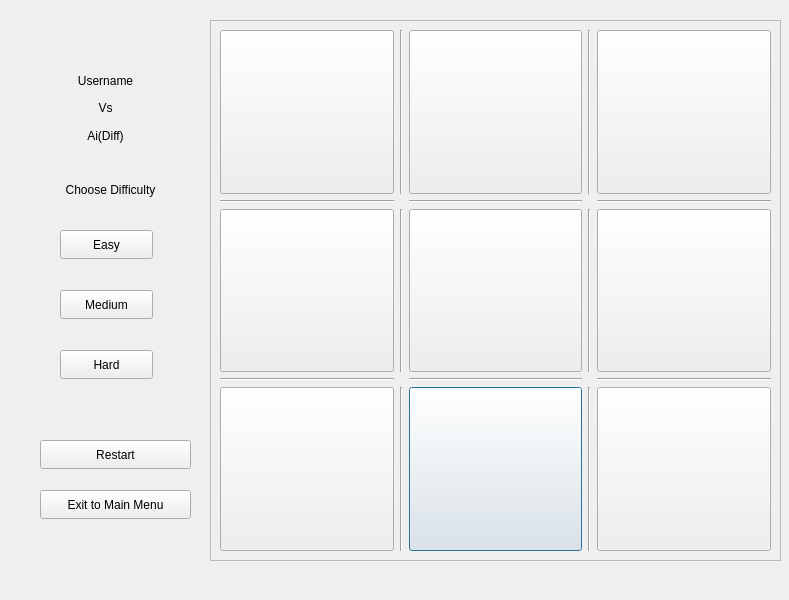
mo2menwael/Advanced-Tic-Tac-Toe, file pvai.ui: the form before one commit.
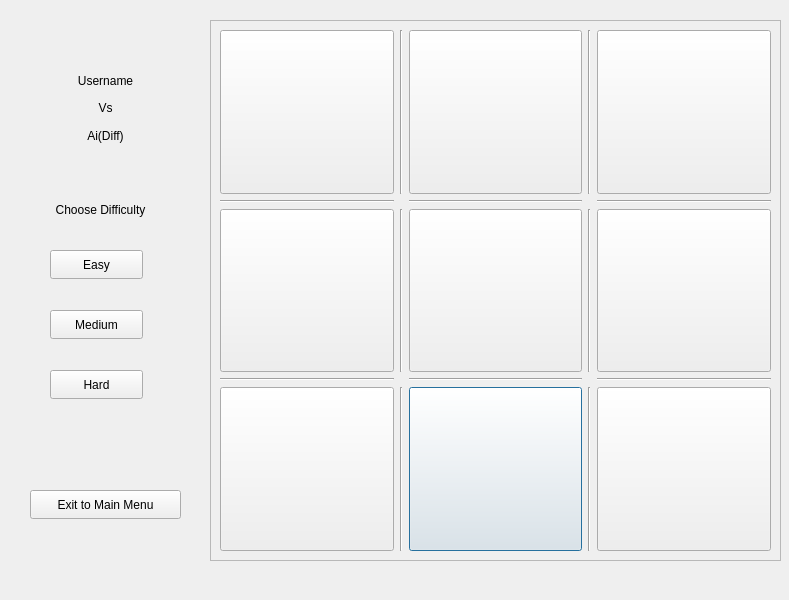
The form after the commit.

Commit message: adding username label in PVAI

The edit to the form file:
```diff
--- a/pvai.ui
+++ b/pvai.ui
@@ -300,8 +300,8 @@
   <widget class="QLabel" name="difficulty">
    <property name="geometry">
     <rect>
-     <x>50</x>
-     <y>180</y>
+     <x>40</x>
+     <y>200</y>
      <width>121</width>
      <height>20</height>
     </rect>
@@ -316,8 +316,8 @@
   <widget class="QPushButton" name="easy">
    <property name="geometry">
     <rect>
-     <x>60</x>
-     <y>230</y>
+     <x>50</x>
+     <y>250</y>
      <width>93</width>
      <height>29</height>
     </rect>
@@ -329,8 +329,8 @@
   <widget class="QPushButton" name="medium">
    <property name="geometry">
     <rect>
-     <x>60</x>
-     <y>290</y>
+     <x>50</x>
+     <y>310</y>
      <width>93</width>
      <height>29</height>
     </rect>
@@ -342,8 +342,8 @@
   <widget class="QPushButton" name="hard">
    <property name="geometry">
     <rect>
-     <x>60</x>
-     <y>350</y>
+     <x>50</x>
+     <y>370</y>
      <width>93</width>
      <height>29</height>
     </rect>
@@ -355,20 +355,7 @@
   <widget class="QPushButton" name="pushButton">
    <property name="geometry">
     <rect>
-     <x>40</x>
-     <y>440</y>
-     <width>151</width>
-     <height>29</height>
-    </rect>
-   </property>
-   <property name="text">
-    <string>Restart</string>
-   </property>
-  </widget>
-  <widget class="QPushButton" name="pushButton_2">
-   <property name="geometry">
-    <rect>
-     <x>40</x>
+     <x>30</x>
      <y>490</y>
      <width>151</width>
      <height>29</height>
```
Left out of the diff: 8 changed lines with no effect on the pictures. The commit also changes 33 other files.
